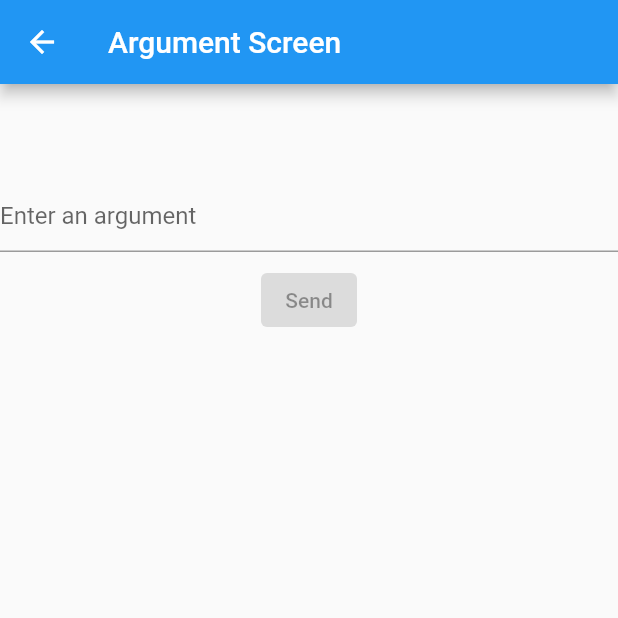
After one commit to bitsydarel/db_navigator, a Flutter app: the ArgsDemoScreen screen opened directly, on a phone screen of 412 x 824 dp, the top half of it. The commit adds this screen. Run offline on Flutter 3.47's test engine with Material 2 defaults, Android fonts, the phone set to English and light mode, and no system bars.

Commit message:
Release 0.0.12

```diff
--- /dev/null
+++ b/example/lib/src/args_demo_screen.dart
@@ -0,0 +1,79 @@
+import 'package:db_navigator/db_navigator.dart';
+import 'package:flutter/foundation.dart';
+import 'package:flutter/material.dart';
+
+/// Result demo screen.
+class ArgsDemoScreen extends StatefulWidget {
+  /// [ArgsDemoScreen]'s path.
+  static const String path = '/result';
+
+  /// Create a new [ArgsDemoScreen].
+  const ArgsDemoScreen({this.argument, Key? key}) : super(key: key);
+
+  /// The argument received.
+  final String? argument;
+
+  @override
+  State<ArgsDemoScreen> createState() => _ArgsDemoScreenState();
+
+  @override
+  void debugFillProperties(DiagnosticPropertiesBuilder properties) {
+    super.debugFillProperties(properties);
+    properties.add(StringProperty('argument', argument));
+  }
+}
+
+class _ArgsDemoScreenState extends State<ArgsDemoScreen> {
+  final TextEditingController _controller = TextEditingController();
+
+  @override
+  Widget build(BuildContext context) {
+    final List<Widget> content;
+
+    final String? argument = widget.argument;
+
+    if (argument != null) {
+      content = <Widget>[
+        Center(child: Text('Argument received: $argument')),
+      ];
+    } else {
+      content = <Widget>[
+        TextField(
+          controller: _controller,
+          decoration: const InputDecoration(hintText: 'Enter an argument'),
+        ),
+        const SizedBox(height: 8),
+        ValueListenableBuilder<TextEditingValue>(
+          valueListenable: _controller,
+          builder: (BuildContext builderContext, TextEditingValue value, _) {
+            final String enteredText = value.text;
+
+            return ElevatedButton(
+              onPressed: enteredText.isEmpty
+                  ? null
+                  : () {
+                      DBRouterDelegate.of(builderContext).navigateTo(
+                        location: ArgsDemoScreen.path + enteredText,
+                        arguments: enteredText,
+                      );
+                    },
+              child: const Text('Send'),
+            );
+          },
+        ),
+      ];
+    }
+
+    return Scaffold(
+      appBar: AppBar(
+        title: const Text('Argument Screen'),
+      ),
+      body: Column(
+        children: <Widget>[
+          const SizedBox(height: 64),
+          ...content,
+        ],
+      ),
+    );
+  }
+}
--- a/example/lib/src/nested/screen_page_builder.dart
+++ b/example/lib/src/nested/screen_page_builder.dart
@@ -1,7 +1,6 @@
 import 'package:db_navigator/db_navigator.dart';
 import 'package:example/src/nested/screen.dart';
 import 'package:flutter/foundation.dart';
-import 'package:flutter/material.dart';
 
 /// Screen page builder.
 class ScreenPageBuilder extends DBPageBuilder {
--- a/lib/src/db_router_delegate.dart
+++ b/lib/src/db_router_delegate.dart
@@ -1,11 +1,6 @@
 import 'dart:async';
 import 'package:db_navigator/db_navigator.dart';
 import 'package:db_navigator/src/db_navigation_observer.dart';
-import 'package:db_navigator/src/db_page.dart';
-import 'package:db_navigator/src/db_page_builder.dart';
-import 'package:db_navigator/src/destination.dart';
-import 'package:db_navigator/src/exceptions.dart';
-import 'package:db_navigator/src/scoped_page_builder.dart';
 import 'package:flutter/foundation.dart';
 import 'package:flutter/widgets.dart';
 
--- a/lib/src/destination.dart
+++ b/lib/src/destination.dart
@@ -1,7 +1,7 @@
+import 'package:db_navigator/src/destination_argument_converter.dart';
 import 'package:flutter/foundation.dart';
 import 'package:flutter/material.dart';
 import 'package:json_annotation/json_annotation.dart';
-import 'package:db_navigator/src/destination_argument_converter.dart';
 
 part 'destination.g.dart';
 
@@ -25,9 +25,7 @@ class Destination {
   });
 
   /// Create a [Destination] from [RouteInformation].
-  factory Destination.fromRouteInformation(
-    RouteInformation routeInformation,
-  ) {
+  factory Destination.fromRouteInformation(RouteInformation routeInformation,) {
     final Object? argument = routeInformation.state;
     return Destination(
       path: routeInformation.location ?? '' /*TODO think how to handle null*/,
--- a/lib/src/exceptions.dart
+++ b/lib/src/exceptions.dart
@@ -1,6 +1,6 @@
+import 'package:db_navigator/src/db_page_builder.dart';
 import 'package:db_navigator/src/db_router_delegate.dart';
 import 'package:db_navigator/src/destination.dart';
-import 'package:db_navigator/src/db_page_builder.dart';
 import 'package:flutter/widgets.dart';
 
 /// Exception to be thrown when a page is requested but there's
```
Also changed, not shown: example/lib/src/example_app.dart (+9 -0 lines), example/lib/src/home_screen.dart (+33 -6 lines), example/pubspec.yaml (+2 -6 lines), lib/db_navigator.dart (+4 -3 lines), lib/src/db_page.dart (+6 -4 lines), pubspec.yaml (+5 -5 lines), example/pubspec.lock, lib/src/destination.g.dart, pubspec.lock, 11 other files. Lines whose indentation alone changed are shown as unchanged.
